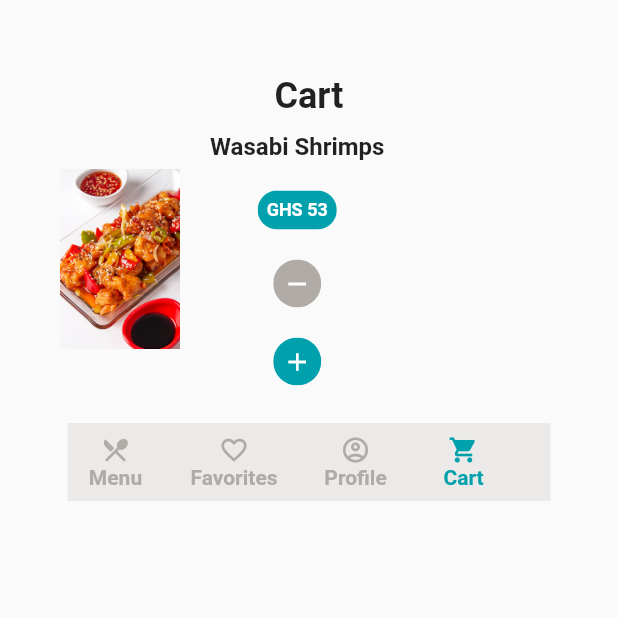
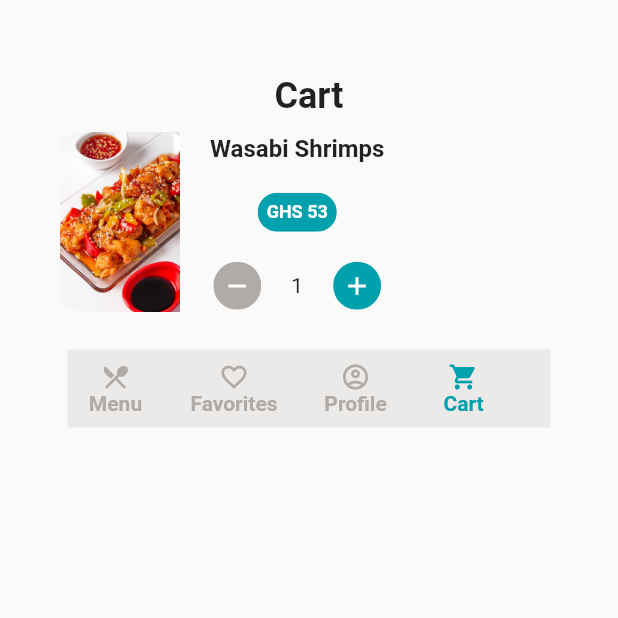
Before and after one commit to rich5k/fastfud_app, a Flutter app: the CartPage screen opened directly, on a phone screen of 412 x 824 dp, the top half of it. Run offline on Flutter 3.47's test engine with Material 2 defaults, Android fonts, the phone set to English and light mode, and no system bars.

Commit message:
modified wasabi shimps card styles on cart page

```diff
--- a/lib/cart.dart
+++ b/lib/cart.dart
@@ -63,6 +63,8 @@ class CartPage extends StatelessWidget{
                           ),
                         ),
                         SizedBox(height: 20.0,),
+                        Row(
+                          children: [
                             ClipRRect(
                               borderRadius: BorderRadius.circular(30.0),
                               child: Container(
@@ -77,7 +79,13 @@ class CartPage extends StatelessWidget{
                                 ),
                               ),
                             ),
-                        SizedBox(height: 20.0,),
+                            SizedBox(width: 20.0,),
+                            Container(
+                              child: Text(
+                                '1'
+                              ),
+                            ),
+                            SizedBox(width: 20.0,),
                             ClipRRect(
                               borderRadius: BorderRadius.circular(30.0),
                               child: Container(
@@ -92,6 +100,9 @@ class CartPage extends StatelessWidget{
                                 ),
                               ),
                             )
+                          ],
+                        ),
+
                       ],
                     ),
                   )
```
Lines whose indentation alone changed are shown as unchanged.
